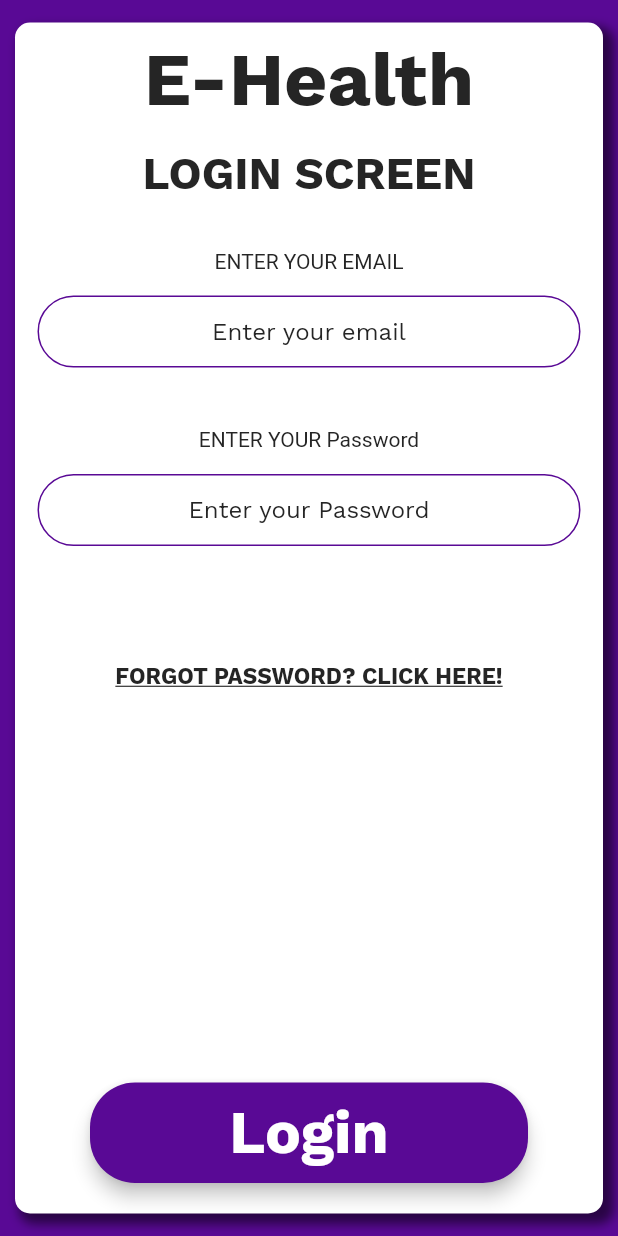
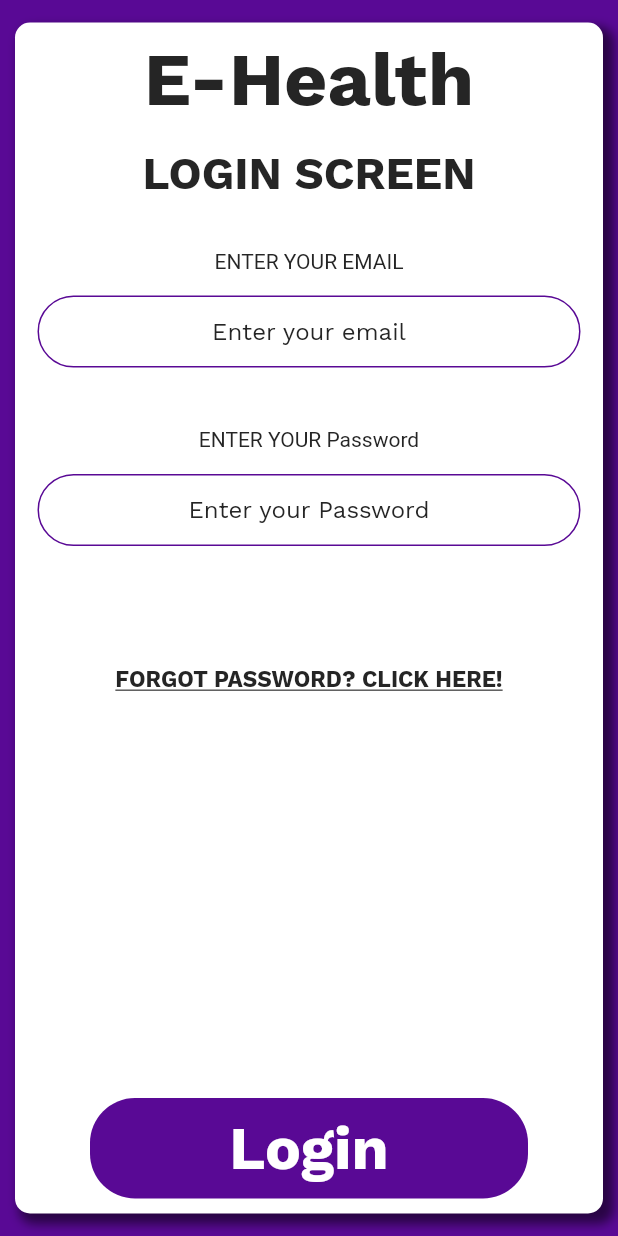
Before and after one commit to zoef-yt/e-health, a Flutter app: the screen it shows after launch, after a tap on "Login", on a phone screen of 412 x 824 dp. Run offline on Flutter 3.47's test engine with Material 2 defaults, Android fonts, the phone set to English and light mode, and no system bars; our stand-ins replace animated_text_kit, cloud_firestore, curved_navigation_bar, firebase_auth, firebase_core, modal_progress_hud; accounts and stored records are empty.

Commit message:
everthing done

```diff
--- a/lib/screens/RegistrationScreen.dart
+++ b/lib/screens/RegistrationScreen.dart
@@ -30,8 +30,8 @@ class _registrationScreenState extends State<registrationScreen> {
   String tempBmi;
   @override
   Widget build(BuildContext context) {
-    return Flexible(
-      child: Scaffold(
+    return Scaffold(
+      resizeToAvoidBottomInset: false,
       body: SafeArea(
         child: backgroundCard(
           child: Padding(
@@ -205,7 +205,6 @@ class _registrationScreenState extends State<registrationScreen> {
           ),
         ),
       ),
-      ),
     );
   }
 }
--- a/lib/screens/homePageFile.dart
+++ b/lib/screens/homePageFile.dart
@@ -25,9 +25,7 @@ class MainHomePage extends StatefulWidget {
 }
 
 class _MainHomePageState extends State<MainHomePage> {
-  String userName = "New User";
-  String weight;
-  String bmi;
+  String userName = "New User", weight, bmi;
   final _auth = FirebaseAuth.instance.currentUser;
   final firestoreInstance = FirebaseFirestore.instance;
   var path;
@@ -192,20 +190,6 @@ class _MainHomePageState extends State<MainHomePage> {
                                     },
                                   ),
                                 ),
-                                // SizedBox(
-                                //   width: 10,
-                                // ),
-                                // Expanded(
-                                //   child: WidgetPlacer(
-                                //     FirstTxt: "Trendz",
-                                //     SecondTxt: "Your Info",
-                                //     function: () {
-                                //       Navigator.pushNamed(
-                                //               context, timeLineScreen.id)
-                                //           .then((value) => onGoBack());
-                                //     },
-                                //   ),
-                                // ),
                               ],
                             ),
                           ),
--- a/lib/screens/loginScreen.dart
+++ b/lib/screens/loginScreen.dart
@@ -23,6 +23,7 @@ class _loginScreenState extends State<loginScreen> {
   @override
   Widget build(BuildContext context) {
     return Scaffold(
+      resizeToAvoidBottomInset: false,
       body: ModalProgressHUD(
         inAsyncCall: showSpinner,
         child: SafeArea(
@@ -146,14 +147,14 @@ class _loginScreenState extends State<loginScreen> {
                   ),
                 ),
                 Spacer(),
-                Flexible(
-                  child: Padding(
+                Padding(
                   padding: const EdgeInsets.only(
                       top: 56, left: 50, right: 50, bottom: 10),
-                    child: Material(
-                        elevation: 5.0,
+                  child: Container(
+                      decoration: BoxDecoration(
                         color: KBackGroundColor,
                         borderRadius: BorderRadius.circular(30.0),
+                      ),
                       child: InkWell(
                         onTap: () async {
                           if (email != null && password != null) {
@@ -177,12 +178,14 @@ class _loginScreenState extends State<loginScreen> {
                               });
                             }
                           } else {
-                              showMyDialog(context,
-                                  "Email and password cannot be empty");
+                            showMyDialog(
+                                context, "Email and password cannot be empty");
                           }
                         },
                         child: Padding(
                           padding: const EdgeInsets.all(10.0),
+                          child: Hero(
+                            tag: 'loginBtn',
                             child: Text(
                               "Login",
                               textAlign: TextAlign.center,
@@ -190,12 +193,13 @@ class _loginScreenState extends State<loginScreen> {
                                 color: Colors.white,
                                 fontFamily: "WorkSans",
                                 fontWeight: FontWeight.bold,
+                                decoration: TextDecoration.none,
                                 fontSize: 40,
                               ),
                             ),
                           ),
+                        ),
                       )),
-                  ),
                 ),
               ],
             ),
--- a/lib/screens/welcomeScreen.dart
+++ b/lib/screens/welcomeScreen.dart
@@ -1,10 +1,8 @@
-import 'package:e_health/Screens/RegistrationScreen.dart';
 import 'package:e_health/screens/loginScreen.dart';
 import 'package:flutter/material.dart';
 import 'package:e_health/methods/ConstantsFile.dart';
 import 'package:e_health/widgetDart//widgetFile.dart';
 import 'package:animated_text_kit/animated_text_kit.dart';
-import 'package:modal_progress_hud/modal_progress_hud.dart';
 import 'userRegistrationScreen.dart';
 
 class welcomeScreen extends StatelessWidget {
@@ -14,14 +12,8 @@ class welcomeScreen extends StatelessWidget {
   }
 }
 
-class WelcomeScreen extends StatefulWidget {
+class WelcomeScreen extends StatelessWidget {
   static String id = "welcomeScreen";
-
-  @override
-  _WelcomeScreenState createState() => _WelcomeScreenState();
-}
-
-class _WelcomeScreenState extends State<WelcomeScreen> {
   @override
   Widget build(BuildContext context) {
     return Scaffold(
@@ -71,33 +63,39 @@ class _WelcomeScreenState extends State<WelcomeScreen> {
                 ),
               ),
               Spacer(),
-              Flexible(
-                child: Padding(
+              Padding(
                 padding: const EdgeInsets.only(top: 56, left: 50, right: 50),
-                  child: Material(
-                      elevation: 5.0,
+                child: Container(
+                  margin: EdgeInsets.all(5),
+                  decoration: BoxDecoration(
                       color: KBackGroundColor,
-                      borderRadius: BorderRadius.circular(30.0),
+                      borderRadius: BorderRadius.circular(25.0)),
                   child: InkWell(
                     onTap: () {
                       Navigator.pushNamed(context, loginScreen.id);
                     },
-                        child: Expanded(
-                          child: Text(
+                    child: Padding(
+                      padding: const EdgeInsets.all(10.0),
+                      child: Hero(
+                        tag: 'loginBtn',
+                        child: const Text(
                           "Login",
                           textAlign: TextAlign.center,
                           style: TextStyle(
                             color: Colors.white,
                             fontFamily: "WorkSans",
+                            decoration: TextDecoration.none,
                             fontWeight: FontWeight.bold,
                             fontSize: 40,
                           ),
                         ),
                       ),
-                      )),
                     ),
                   ),
-              Padding(
+                ),
+              ),
+              Container(
+                child: Padding(
                   padding: const EdgeInsets.only(top: 6, left: 30, right: 30),
                   child: InkWell(
                     onTap: () {
@@ -105,6 +103,8 @@ class _WelcomeScreenState extends State<WelcomeScreen> {
                     },
                     child: Padding(
                       padding: const EdgeInsets.all(8.0),
+                      child: Hero(
+                        tag: 'registerBtn',
                         child: Container(
                           decoration: widgetBoxDec,
                           child: Text(
@@ -112,9 +112,12 @@ class _WelcomeScreenState extends State<WelcomeScreen> {
                             textAlign: TextAlign.center,
                             style: TextStyle(
                                 fontSize: 50,
+                                decoration: TextDecoration.none,
                                 color: KContainerColour,
                                 fontFamily: "WorkSans",
                                 fontWeight: FontWeight.bold),
+                          ),
+                        ),
                       ),
                     ),
                   ),
```
Also changed, not shown: lib/screens/settingPage.dart (+4 -9 lines), lib/screens/timelineScreen.dart (+4 -40 lines), lib/screens/userRegistrationScreen.dart (+13 -6 lines), pubspec.yaml (+0 -12 lines), pubspec.lock. Lines whose indentation alone changed are shown as unchanged.
